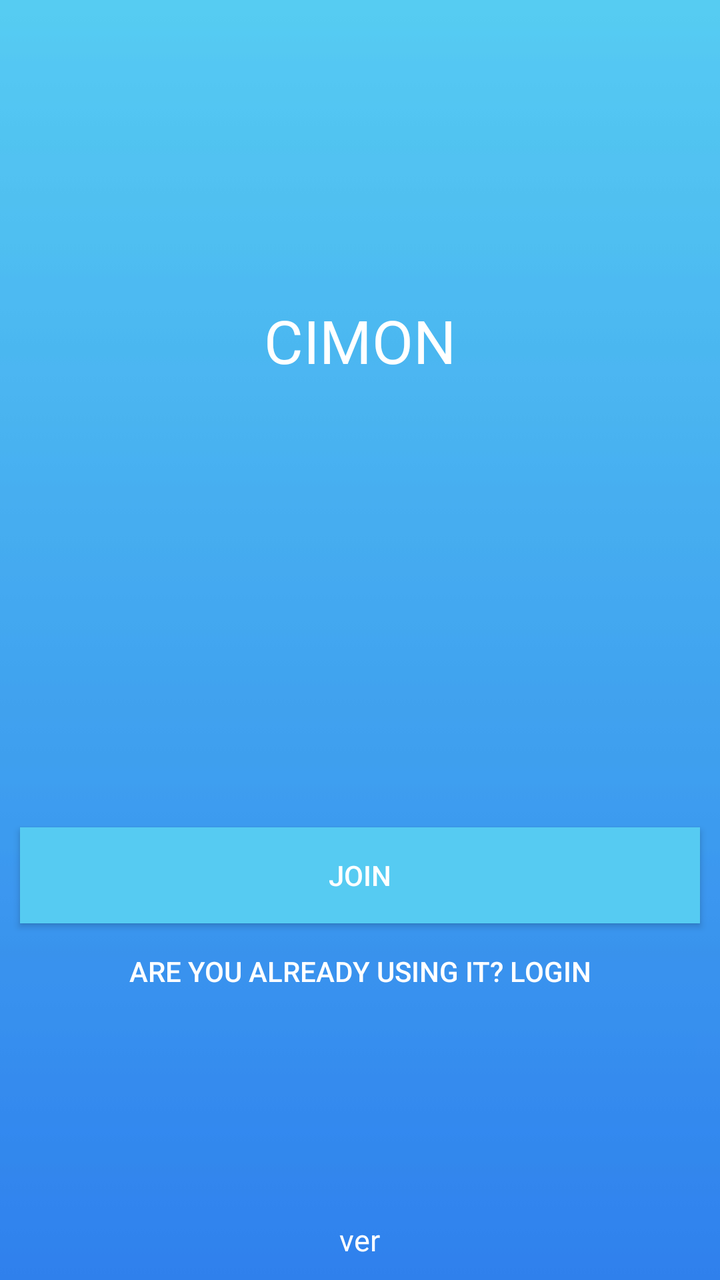
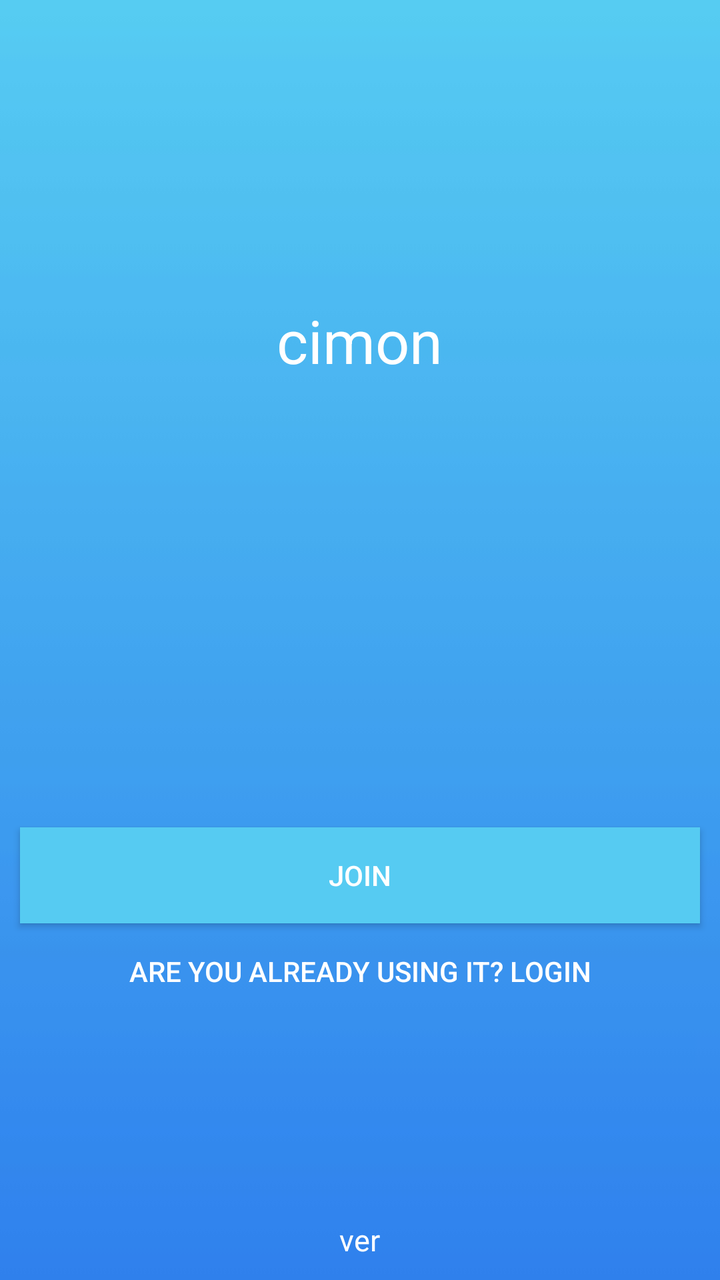

Compare the two renders of this Android layout. The source of the first and the diff that turns it into the second are given below.
<!-- AndroidManifest.xml: application theme AppTheme -->
<!-- res/layout/activity_default.xml -->
<?xml version="1.0" encoding="utf-8"?>
<RelativeLayout
    xmlns:android="http://schemas.android.com/apk/res/android" android:layout_width="match_parent"
    android:layout_height="match_parent"
    android:background="@drawable/blue_skies">

    <TextView
        android:layout_width="wrap_content"
        android:layout_height="wrap_content"
        android:textColor="@color/colorWhite"
        android:text="CIMON"
        android:layout_centerHorizontal="true"
        android:layout_marginLeft="10dp"
        android:layout_marginTop="150dp"
        android:textSize="30dp"
        android:id="@+id/tvTitle"/>

    <TextView
        android:layout_width="wrap_content"
        android:layout_height="wrap_content"
        android:layout_alignParentBottom="true"
        android:layout_centerHorizontal="true"
        android:text="ver"
        android:textColor="@color/colorWhite"
        android:layout_marginBottom="10dp"
        android:textSize="15dp"
        android:id="@+id/tvVersion"/>

    <Button
        android:layout_width="match_parent"
        android:layout_height="wrap_content"
        android:layout_above="@+id/tvVersion"
        android:id="@+id/btnLogin"
        android:layout_marginBottom="100dp"
        android:textColor="@color/colorWhite"
        android:background="#00000000"
        android:text="@string/textUsing"/>
    <Button
        android:layout_width="match_parent"
        android:layout_height="wrap_content"
        android:layout_above="@+id/btnLogin"
        android:background="@color/blueSkiesBottom"
        android:layout_marginLeft="10dp"
        android:layout_marginRight="10dp"
        android:textColor="@color/colorWhite"
        android:text="@string/textJoin"
        android:id="@+id/btnJoin"/>
</RelativeLayout>
<!-- resources referenced by this layout -->
<resources>
  <color name="blueSkiesBottom">#56CBF2</color>
  <color name="colorWhite">#FFFFFF</color>
  <!-- drawable blue_skies: jpg bitmap (drawable, 1647 bytes) -->
  <string name="textJoin">Join</string>
  <string name="textUsing">Are you already using it?                  Login</string>
  <style name="AppTheme" parent="Theme.AppCompat.Light.DarkActionBar">
          
          <item name="colorPrimary">@color/blueSkiestop</item>
          <item name="colorPrimaryDark">@color/blueSkiestop</item>
          <item name="colorAccent">@color/black</item>
      </style>
  <color name="blueSkiestop">#56CBF2</color>
  <color name="black">#000</color>
</resources>

<!-- the commit's change to res/layout/activity_default.xml (unified diff, before → after) -->
@@ -8,7 +8,7 @@
         android:layout_width="wrap_content"
         android:layout_height="wrap_content"
         android:textColor="@color/colorWhite"
-        android:text="CIMON"
+        android:text="cimon"
         android:layout_centerHorizontal="true"
         android:layout_marginLeft="10dp"
         android:layout_marginTop="150dp"
